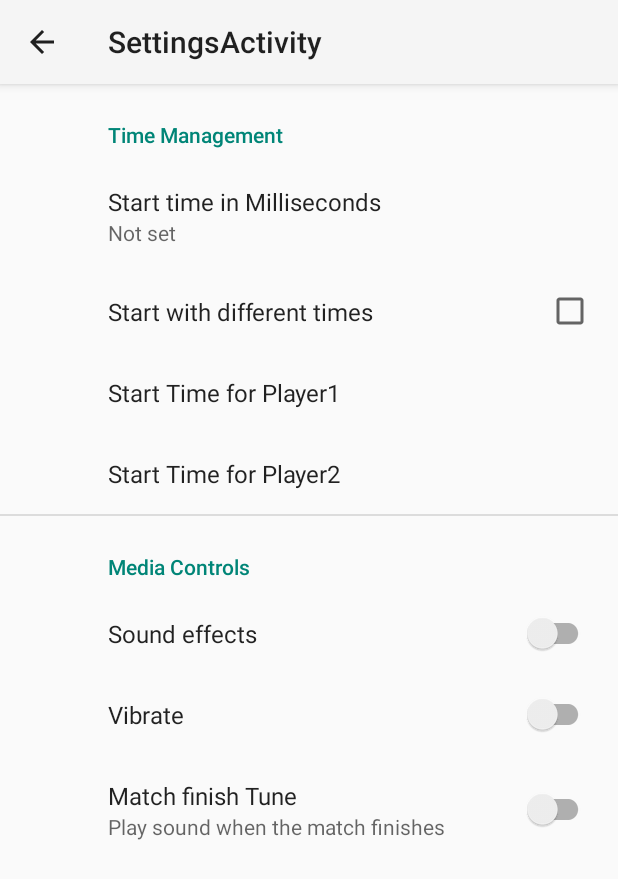
After one commit to nayak-harshit/Chess-Timer, an Android app: the SettingsActivity screen opened directly, with no data from a screen before it, on a phone screen of 412 x 824 dp. The commit adds this screen. Shown: the top 879 px of the screen. Run offline under Robolectric (Android 15) with nearby library versions, the phone set to English and light mode, and no system bars; our stand-ins replace androidx.preference.

Commit message:
SettingsActivity created There is some problem with shared prefs

```diff
--- a/app/build.gradle
+++ b/app/build.gradle
@@ -32,6 +32,7 @@ dependencies {
     implementation 'androidx.appcompat:appcompat:1.4.1'
     implementation 'com.google.android.material:material:1.5.0'
     implementation 'androidx.constraintlayout:constraintlayout:2.1.3'
+    implementation 'androidx.preference:preference:1.1.1'
     testImplementation 'junit:junit:4.+'
     androidTestImplementation 'androidx.test.ext:junit:1.1.3'
     androidTestImplementation 'androidx.test.espresso:espresso-core:3.4.0'
--- /dev/null
+++ b/app/src/main/java/com/example/chesstimer/SettingsActivity.java
@@ -0,0 +1,44 @@
+package com.example.chesstimer;
+
+import android.os.Bundle;
+
+import androidx.appcompat.app.ActionBar;
+import androidx.appcompat.app.AppCompatActivity;
+import androidx.preference.PreferenceFragmentCompat;
+
+public class SettingsActivity extends AppCompatActivity {
+
+ // Keys:
+    public static final String KEY_START_TIME_IN_MILLIS = "startTimeInMillis";
+    public static final String KEY_SAME_START_TIME = "sameStartTime";
+    public static final String KEY_P1_START_TIME = "p1StartTime";
+    public static final String KEY_P2_START_TIME = "p2StartTime";
+    public static final String KEY_SOUND_ON = "soundOn";
+    public static final String KEY_VIBRATE_ON = "vibrateOn";
+    public static final String KEY_MATCH_FINISH_SOUND = "finishSound";
+
+
+
+    @Override
+    protected void onCreate(Bundle savedInstanceState) {
+        super.onCreate(savedInstanceState);
+        setContentView(R.layout.settings_activity);
+        if (savedInstanceState == null) {
+            getSupportFragmentManager()
+                    .beginTransaction()
+                    .replace(R.id.settings, new SettingsFragment())
+                    .commit();
+        }
+        ActionBar actionBar = getSupportActionBar();
+        if (actionBar != null) {
+            actionBar.setDisplayHomeAsUpEnabled(true);
+        }
+    }
+
+    public static class SettingsFragment extends PreferenceFragmentCompat {
+        @Override
+        public void onCreatePreferences(Bundle savedInstanceState, String rootKey) {
+            setPreferencesFromResource(R.xml.root_preferences, rootKey);
+        }
+    }
+}
--- /dev/null
+++ b/app/src/main/res/layout/settings_activity.xml
@@ -0,0 +1,9 @@
+<LinearLayout xmlns:android="http://schemas.android.com/apk/res/android"
+    android:layout_width="match_parent"
+    android:layout_height="match_parent">
+
+    <FrameLayout
+        android:id="@+id/settings"
+        android:layout_width="match_parent"
+        android:layout_height="match_parent" />
+</LinearLayout>
--- a/app/src/main/res/values/strings.xml
+++ b/app/src/main/res/values/strings.xml
@@ -1,3 +1,25 @@
 <resources>
     <string name="app_name">Chess Timer</string>
+    <string name="title_activity_settings">SettingsActivity</string>
+
+    <!-- Preference Titles -->
+    <string name="time_header">Time Management</string>
+    <string name="media_header">Media Controls</string>
+
+    <!-- Time Preferences -->
+    <string name="start_time">Start time in Milliseconds</string>
+    <string name="reply_title">Default reply action</string>
+    <string name="same_time"> Start with different times</string>
+    <string name="p1_start_time">Start Time for Player1</string>
+    <string name="p2_start_time">Start Time for Player2</string>
+
+    <!-- Sync Preferences -->
+    <string name="sound_title">Sound effects</string>
+    <string name="vibrate_title">Vibrate</string>
+    <string name="finish_title">Match finish Tune
+    </string>
+    <string name="finish_summary"> Play sound when the match finishes </string>
+    <string name="player1">Player 1</string>
+    <string name="player2">Player 2</string>
+
 </resources>
--- /dev/null
+++ b/app/src/main/res/xml/root_preferences.xml
@@ -0,0 +1,49 @@
+<PreferenceScreen xmlns:android="http://schemas.android.com/apk/res/android"
+    xmlns:app="http://schemas.android.com/apk/res-auto">
+
+    <PreferenceCategory app:title="@string/time_header">
+
+        <EditTextPreference
+            app:key="startTimeInMillis"
+            app:title="@string/start_time"
+            app:useSimpleSummaryProvider="true" />
+
+        <CheckBoxPreference
+            app:key="sameStartTime"
+            app:title="@string/same_time"
+            android:defaultValue="false"/>
+
+        <EditTextPreference
+            android:dependency="sameStartTime"
+            app:key="p1StartTime"
+            app:title="@string/p1_start_time"/>
+
+        <EditTextPreference
+            android:dependency="sameStartTime"
+            app:key="p2StartTime"
+            app:title="@string/p2_start_time"/>
+
+    </PreferenceCategory>
+
+    <PreferenceCategory app:title="@string/media_header">
+
+        <SwitchPreferenceCompat
+            app:key="soundOn"
+            app:title="@string/sound_title" />
+
+        <SwitchPreferenceCompat
+            app:key="vibrateOn"
+            app:title="@string/vibrate_title" />
+
+        <SwitchPreferenceCompat
+            app:key="finishSound"
+            app:summary="@string/finish_summary"
+            app:summaryOn="@string/finish_summary"
+            app:title="@string/finish_title" />
+
+    </PreferenceCategory>
+
+
+
+
+</PreferenceScreen>
```
Also changed, not shown: app/src/main/AndroidManifest.xml (+8 -3 lines), app/src/main/java/com/example/chesstimer/MainActivity.java (+79 -0 lines), app/src/main/res/layout/activity_main.xml (+11 -8 lines), app/src/main/res/values/arrays.xml (added, +12 -0 lines).
